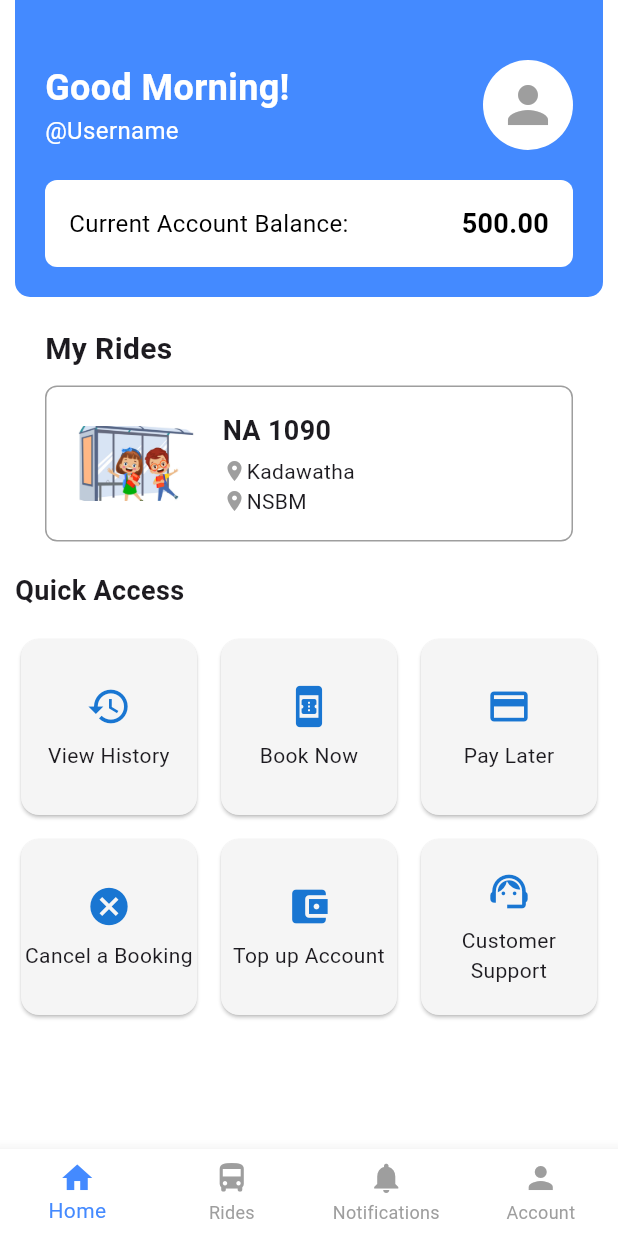
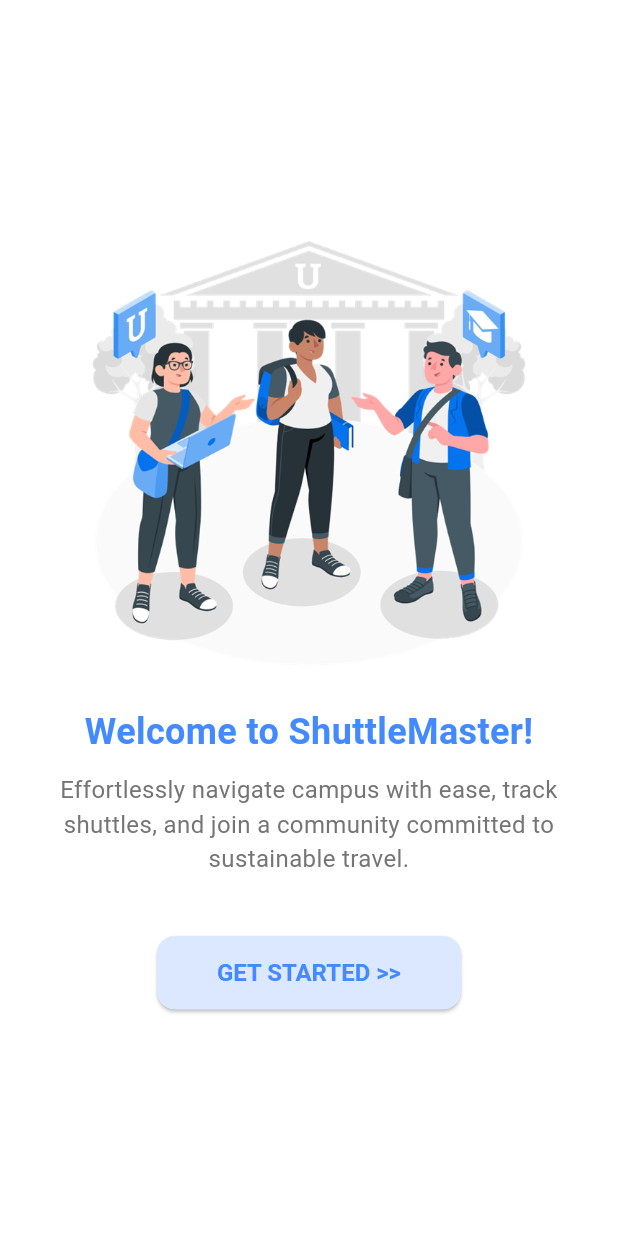
Before and after one commit to ArvinFox/ShuttleMaster-Bus-Ticket-Booking-App, a Flutter app: the screen it shows after launch, on a phone screen of 412 x 824 dp. Run offline on Flutter 3.47's test engine with Material 3 defaults, Android fonts, the phone set to English and light mode, and no system bars.

Commit message:
Designed authentication screens and custom UI components

```diff
--- a/lib/app.dart
+++ b/lib/app.dart
@@ -1,6 +1,7 @@
 import 'package:flutter/material.dart';
 import 'package:shuttlemaster/routes/app_routes.dart';
-import 'package:shuttlemaster/screens/student/main_layout_screen.dart';
+import 'package:shuttlemaster/screens/auth/welcome_screen.dart';
+// import 'package:shuttlemaster/screens/student/main_layout_screen.dart';
 
 class ShuttleMaster extends StatelessWidget {
   const ShuttleMaster({super.key});
@@ -10,7 +11,7 @@ class ShuttleMaster extends StatelessWidget {
     return MaterialApp(
       title: "ShuttleMaster",
       debugShowCheckedModeBanner: false,
-      home: MainLayoutScreen(),
+      home: WelcomeScreen(),
       routes: AppRoutes.routes,
     );
   }
--- /dev/null
+++ b/lib/components/custom_button.dart
@@ -0,0 +1,33 @@
+import 'package:flutter/material.dart';
+
+class CustomButton extends StatelessWidget {
+  final String label;
+  final VoidCallback onPressed;
+
+  const CustomButton({
+    super.key,
+    required this.label,
+    required this.onPressed,
+  });
+
+  @override
+  Widget build(BuildContext context) {
+    return ElevatedButton(
+      style: ElevatedButton.styleFrom(
+        padding: EdgeInsets.symmetric(horizontal: 40, vertical: 15),
+        textStyle: TextStyle(fontSize: 16),
+        backgroundColor: Color.fromARGB(255, 219, 232, 255),
+        shape: RoundedRectangleBorder(borderRadius: BorderRadius.circular(12)),
+      ),
+      onPressed: onPressed,
+      child: Text(
+        label,
+        style: TextStyle(
+          fontSize: 16,
+          fontWeight: FontWeight.bold,
+          color: Colors.blueAccent,
+        ),
+      ),
+    );
+  }
+}
--- /dev/null
+++ b/lib/components/custom_greeting.dart
@@ -0,0 +1,17 @@
+import 'package:flutter/material.dart';
+
+class CustomGreeting extends StatelessWidget {
+  const CustomGreeting({super.key});
+
+  @override
+  Widget build(BuildContext context) {
+    return Text(
+      "Welcome to ShuttleMaster!",
+      style: TextStyle(
+        fontSize: 24,
+        fontWeight: FontWeight.bold,
+        color: Colors.blueAccent,
+      ),
+    );
+  }
+}
--- a/lib/routes/auth_routes.dart
+++ b/lib/routes/auth_routes.dart
@@ -1,7 +1,16 @@
 import 'package:flutter/material.dart';
+import 'package:shuttlemaster/screens/auth/enter_id_screen.dart';
+import 'package:shuttlemaster/screens/auth/enter_otp_screen.dart';
+import 'package:shuttlemaster/screens/auth/role_selection_screen.dart';
+import 'package:shuttlemaster/screens/auth/select_otp_method_screen.dart';
+import 'package:shuttlemaster/screens/auth/welcome_screen.dart';
 
 class AuthRoutes {
   static Map<String, WidgetBuilder> routes = {
-
+    '/welcome': (context) => WelcomeScreen(),
+    '/select-role': (context) => RoleSelectionScreen(),
+    '/enter-id': (context) => EnterIdScreen(),
+    '/select-otp-method': (context) => SelectOtpMethodScreen(),
+    '/enter-otp': (context) => EnterOtpScreen(),
   };
 }
--- /dev/null
+++ b/lib/screens/auth/welcome_screen.dart
@@ -0,0 +1,57 @@
+import 'package:flutter/material.dart';
+import 'package:shuttlemaster/components/custom_button.dart';
+import 'package:shuttlemaster/components/custom_greeting.dart';
+
+class WelcomeScreen extends StatelessWidget {
+  const WelcomeScreen({super.key});
+
+  @override
+  Widget build(BuildContext context) {
+    return Scaffold(
+      backgroundColor: Colors.white,
+      body: Center(
+        child: Column(
+          mainAxisAlignment: MainAxisAlignment.center,
+          children: [
+            Container(
+              decoration: BoxDecoration(
+                borderRadius: BorderRadius.only(
+                  bottomLeft: Radius.circular(30),
+                  bottomRight: Radius.circular(30),
+                ),
+              ),
+              child: Column(
+                children: [
+                  Image.asset("assets/images/welcome.png", height: 300),
+                  SizedBox(height: 20),
+
+                  CustomGreeting(),
+                  SizedBox(height: 10),
+                  Padding(
+                    padding: EdgeInsets.symmetric(horizontal: 20),
+                    child: Text(
+                      "Effortlessly navigate campus with ease, track shuttles, and join a community committed to sustainable travel.",
+                      textAlign: TextAlign.center,
+                      style: TextStyle(
+                        fontSize: 16,
+                        color: Colors.grey[600],
+                      ),
+                    ),
+                  ),
+                  SizedBox(height: 40),
+                ],
+              ),
+            ),
+
+            CustomButton(
+              label: "GET STARTED >>",
+              onPressed: () {
+                Navigator.pushNamed(context, "/select-role");
+              },
+            ),
+          ],
+        ),
+      ),
+    );
+  }
+}
--- a/lib/screens/student/main_layout_screen.dart
+++ b/lib/screens/student/main_layout_screen.dart
@@ -13,7 +13,7 @@ class _MainLayoutScreenState extends State<MainLayoutScreen> {
 
   final List<Widget> _screens = [
     HomeScreen(),
-    // Add the other navigation screens here
+    // Add the other navigation screens here (Rides, Notifications, Account)
   ];
 
   void _onItemTapped(int index) {
```
Also changed, not shown: lib/components/custom_auth_appbar.dart (added, +30 -0 lines), lib/screens/auth/enter_id_screen.dart (added, +95 -0 lines), lib/screens/auth/enter_otp_screen.dart (added, +168 -0 lines), lib/screens/auth/role_selection_screen.dart (added, +78 -0 lines), lib/screens/auth/select_otp_method_screen.dart (added, +100 -0 lines), assets/images/role-select.png (added), assets/images/welcome.png (added).
